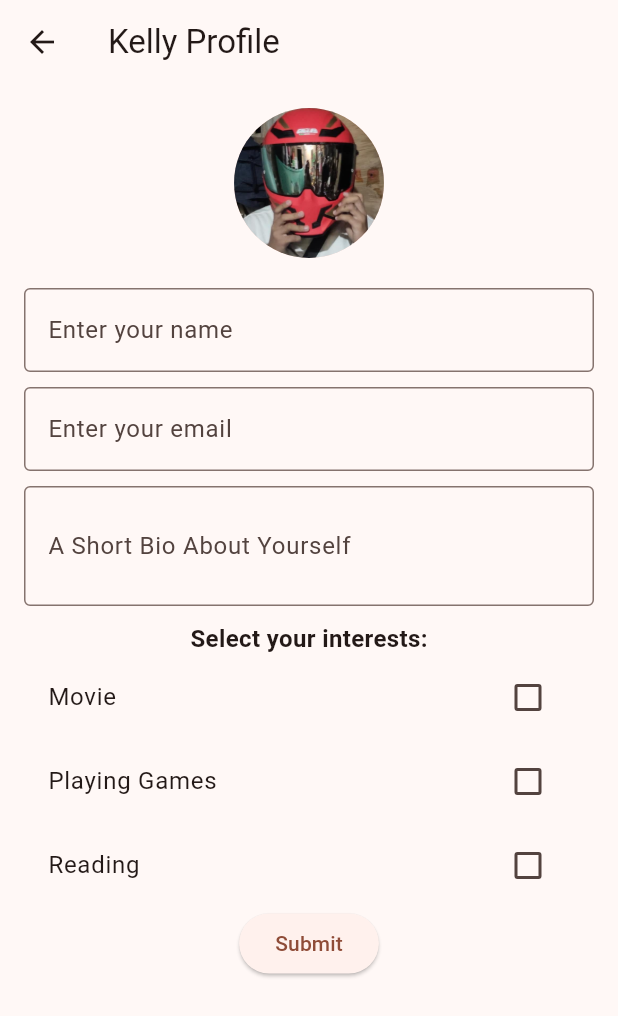
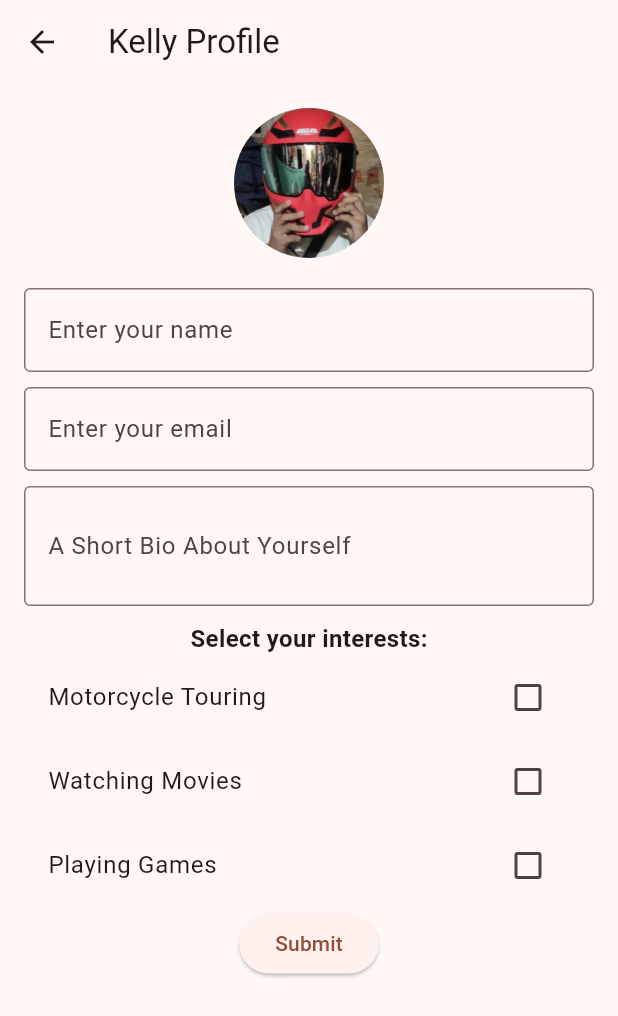
Before and after one commit to JonelPabulayan/cis_228_our_profile, a Flutter app: the KellyProfileScreen screen opened by its route, on a phone screen of 412 x 824 dp. Shown: the top 1016 px of the screen. Run offline on Flutter 3.47's test engine with Material 3 defaults, Android fonts, the phone set to English and light mode, and no system bars; network calls fail.

Commit message:
Update
update kelly profile

```diff
--- a/lib/profile_screens/kelly_profile_screen.dart
+++ b/lib/profile_screens/kelly_profile_screen.dart
@@ -35,9 +35,9 @@ class ProfileScreenState extends State<KellyProfileScreen> {
   final TextEditingController _bioController = TextEditingController();
 
   final Map<String, bool> _interests = {
-    'Movie': false,
+    'Motorcycle Touring': false,
+    'Watching Movies': false,
     'Playing Games': false,
-    'Reading': false,
   };
 
   void _submitForm() {
```
